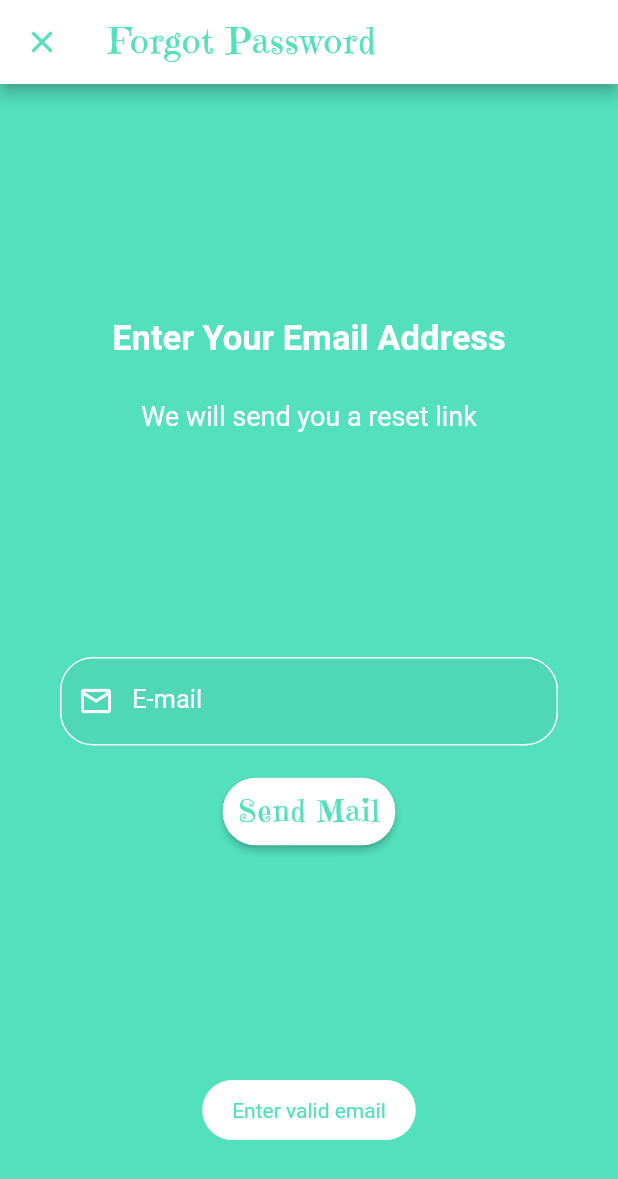
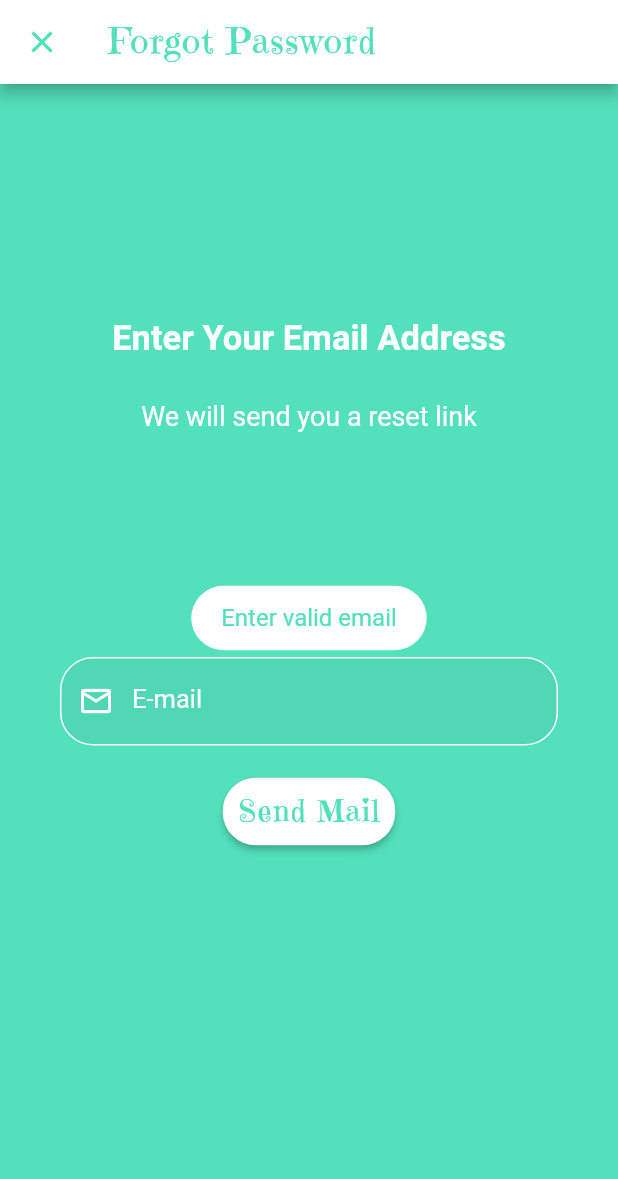
Before and after one commit to singhsduos/Chat_App, a Flutter app: the ForgotPassword screen opened directly, after a tap on "Send Mail", on a phone screen of 412 x 824 dp. Shown: the top 1179 px of the screen. Run offline on Flutter 3.47's test engine with Material 2 defaults, Android fonts, the phone set to English and light mode, and no system bars; our stand-ins replace cloud_firestore, firebase_auth, firebase_core, fluttertoast, google_sign_in, shared_preferences and 1 more; accounts and stored records are empty.

Commit message:
bug fixes

```diff
--- a/lib/Views/forgetPassword.dart
+++ b/lib/Views/forgetPassword.dart
@@ -180,6 +180,9 @@ class _ForgotPasswordState extends State<ForgotPassword> {
           msg: 'Enter valid email',
           textColor: Color(0xFF53E0BC),
           backgroundColor: Color(0xFFFFFFFF),
+          fontSize: 16,
+          gravity: ToastGravity.CENTER,
+          timeInSecForIosWeb: 3,
         );
         return;
       }
@@ -189,8 +192,10 @@ class _ForgotPasswordState extends State<ForgotPassword> {
         msg: 'Email Sent',
         textColor: Color(0xFF53E0BC),
         backgroundColor: Color(0xFFFFFFFF),
+        fontSize: 16.0,
+        gravity: ToastGravity.CENTER,
+        timeInSecForIosWeb: 3,
       );
-
     }
   }
 }
```
